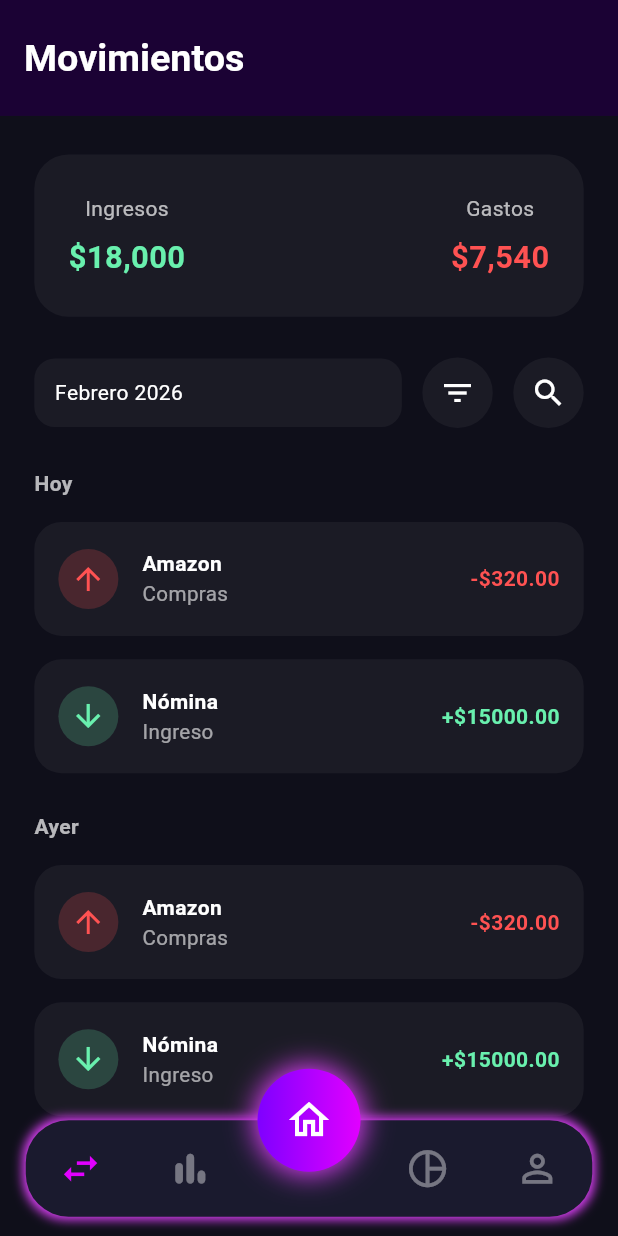
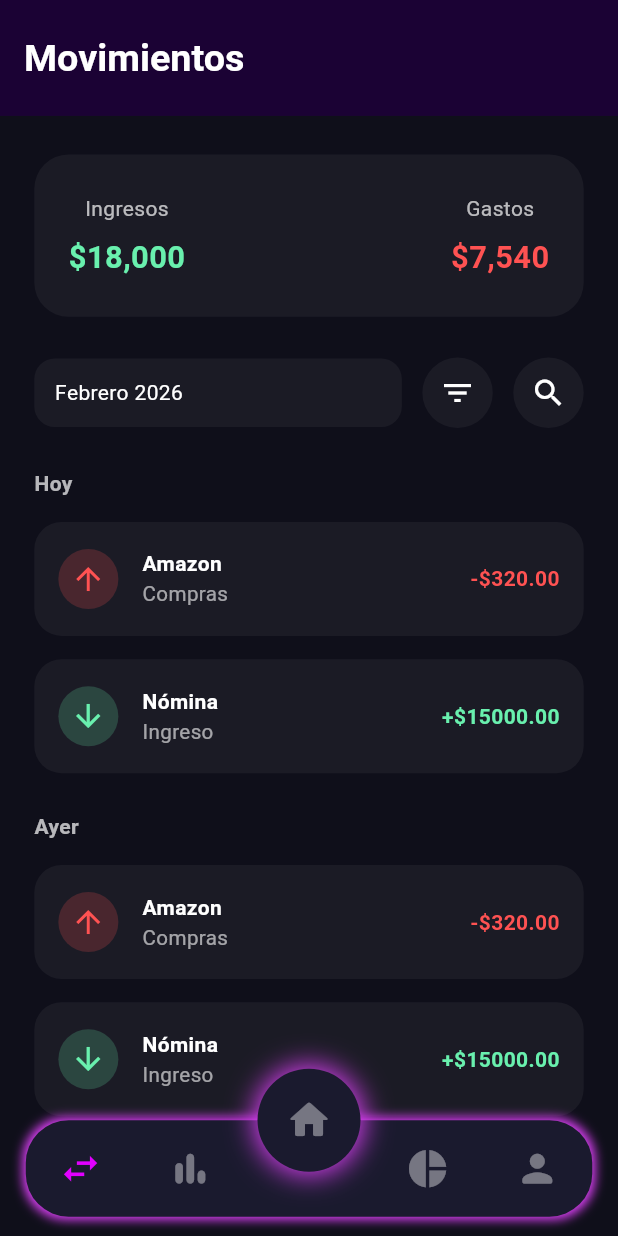
Before and after one commit to AlfonsoDiaz09/dynora_finance, a Flutter app: the screen it shows after launch, after a tap on the "swap horiz" icon, on a phone screen of 412 x 824 dp. Run offline on Flutter 3.47's test engine with Material 3 defaults, Android fonts, the phone set to English and light mode, and no system bars; our stand-ins replace flutter_bloc, flutter_screenutil, flutter_svg, get_it, go_router, logger.

Commit message:
style: Main floating button adapted to active index

```diff
--- a/lib/shared/widgets/bottom_nav/bottom_nav_bar.dart
+++ b/lib/shared/widgets/bottom_nav/bottom_nav_bar.dart
@@ -45,13 +45,13 @@ class BottomNavBar extends StatelessWidget {
               ),
               SizedBox(width: 60),
               BottomNavItem(
-                icon: Icons.pie_chart_outline,
+                icon: Icons.pie_chart,
                 index: 3,
                 currentIndex: currentIndex,
                 onTap: onTap,
               ),
               BottomNavItem(
-                icon: Icons.person_outline,
+                icon: Icons.person_rounded,
                 index: 4,
                 currentIndex: currentIndex,
                 onTap: onTap,
--- a/lib/shared/widgets/bottom_nav/quick_action_button.dart
+++ b/lib/shared/widgets/bottom_nav/quick_action_button.dart
@@ -24,9 +24,10 @@ class QuickActionButton extends StatelessWidget {
         height: 60.h,
         decoration: BoxDecoration(
           shape: BoxShape.circle,
-          gradient: LinearGradient(
-            colors: [Color(0xff7F00FF), Color(0xffE100FF)],
-          ),
+          color: currentIndex == 2 ? null : Color(0xff1A1A2E),
+          gradient: currentIndex == 2
+              ? LinearGradient(colors: [Color(0xff7F00FF), Color(0xffE100FF)])
+              : null,
           boxShadow: [
             BoxShadow(
               color: Colors.purpleAccent,
@@ -36,8 +37,10 @@ class QuickActionButton extends StatelessWidget {
           ],
         ),
         child: Icon(
-          currentIndex == 2 ? Icons.home_rounded : Icons.home_outlined,
-          color: Colors.white,
+          Icons.home_rounded,
+          color: currentIndex == 2
+              ? Colors.white
+              : Colors.white.withValues(alpha: 0.4),
           size: 28.sp,
         ),
       ),
```
